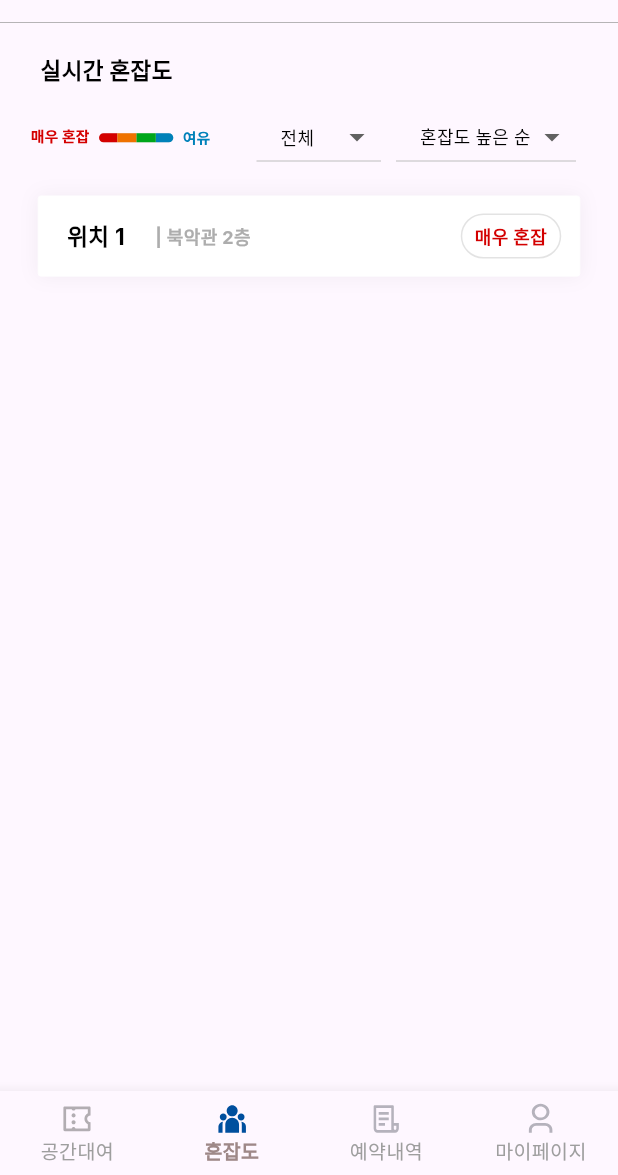
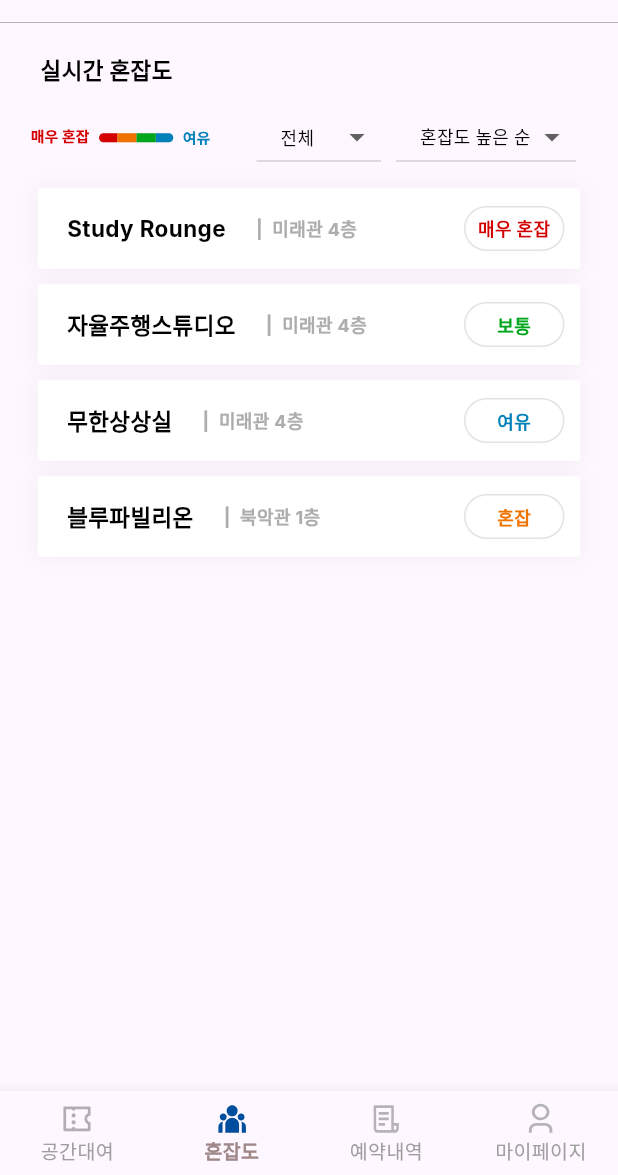
Before and after one commit to kookmin-sw/capstone-2024-2024-26, a Flutter app: the Congestion screen opened directly, on a phone screen of 412 x 824 dp, the part 61-1236 px from its top. Run offline on Flutter 3.47's test engine with Material 3 defaults, Android fonts, the phone set to English and light mode, and no system bars; our stand-ins replace camera, dotted_line, email_validator, flutter_svg, image_picker, loading_animation_widget and 2 more; accounts and stored records are empty; Roboto replaces fonts that are missing (Inter); project files that could hold a hidden picture were left out.

Commit message:
feat: congestion page ui complete

```diff
--- a/frontend/lib/congestion.dart
+++ b/frontend/lib/congestion.dart
@@ -23,10 +23,34 @@ class Congestion extends StatefulWidget {
 }
 
 class _CongestionState extends State<Congestion> {
-  String location = '';
-  String location_detail = '';
-  String congestion = '';
-  bool tap = false;
+  List<Map<String, String>> congestionData = [
+    {
+      'location': 'Study Rounge',
+      'location_detail': '미래관 4층',
+      'congestion': '매우 혼잡',
+      'color': '0XFFD30000'
+    },
+    {
+      'location': '자율주행스튜디오',
+      'location_detail': '미래관 4층',
+      'congestion': '보통',
+      'color': '0XFF00A61B'
+    },
+    {
+      'location': '무한상상실',
+      'location_detail': '미래관 4층',
+      'congestion': '여유',
+      'color': '0XFF0081B9'
+    },
+    {
+      'location': '블루파빌리온',
+      'location_detail': '북악관 1층',
+      'congestion': '혼잡',
+      'color': '0XFFEF7300'
+    },
+    // 다른 위치 데이터도 추가할 수 있음
+  ];
+
   final _values = [
     '전체',
     '북악관',
@@ -183,15 +207,28 @@ class _CongestionState extends State<Congestion> {
                 ),
               ],
             ),
-            SizedBox(
-              height: 15,
+            ListView.builder(
+              shrinkWrap: true,
+              itemCount: congestionData.length,
+              itemBuilder: (context, index) {
+                print(index); // Add this line to print the index to the console
+                final data = congestionData[index];
+                print(data);
+                return Column(
+                  children: [
+                    SizedBox(height: 10), // Add spacing here
+
+                    _CustomScrollViewWidget(
+                      location: data['location']!,
+                      location_detail: data['location_detail']!,
+                      congestion: data['congestion']!,
+                      color: data['color']!,
+                    ),
+                  ],
+                );
+              },
             ),
-            _CustomScrollViewWidget(
-                location: location,
-                location_detail: location_detail,
-                congestion: congestion),
-
-            const SizedBox(height: 20), // '이용안내, 문의하기, 로그아웃' 버튼과 회색원 간격 추가
+            const SizedBox(height: 30),
           ],
         ),
       ),
@@ -286,12 +323,14 @@ class _CustomScrollViewWidget extends StatelessWidget {
   final String location;
   final String location_detail;
   final String congestion;
+  final String color;
 
   const _CustomScrollViewWidget({
     Key? key,
     required this.location,
     required this.location_detail,
     required this.congestion,
+    required this.color,
   }) : super(key: key);
 
   @override
@@ -322,7 +361,7 @@ class _CustomScrollViewWidget extends StatelessWidget {
             children: [
               Container(
                 child: Text(
-                  '     위치 1',
+                  '     ' + location,
                   style: TextStyle(
                     color: Colors.black,
                     fontSize: 15,
@@ -335,7 +374,7 @@ class _CustomScrollViewWidget extends StatelessWidget {
                 width: 20,
               ),
               Text(
-                '| 북악관 2층',
+                '|  ' + location_detail,
                 style: TextStyle(
                   color: Color(0XFFADADAD),
                   fontSize: 12,
@@ -343,9 +382,7 @@ class _CustomScrollViewWidget extends StatelessWidget {
                   fontWeight: FontWeight.w700,
                 ),
               ),
-              SizedBox(
-                width: 140,
-              ),
+              Spacer(), // 추가된 부분
               Container(
                 alignment: Alignment.center,
                 width: 67,
@@ -358,15 +395,18 @@ class _CustomScrollViewWidget extends StatelessWidget {
                   ),
                 ),
                 child: Text(
-                  '매우 혼잡',
+                  congestion,
                   textAlign: TextAlign.center,
                   style: TextStyle(
-                    color: Color(0XFFD30000),
+                    color: Color(int.parse(color.substring(2), radix: 16)),
                     fontSize: 12,
                     fontFamily: 'Inter',
                     fontWeight: FontWeight.w700,
                   ),
                 ),
+              ),
+              SizedBox(
+                width: 10,
               ),
             ],
           ),
--- a/frontend/lib/myPage.dart
+++ b/frontend/lib/myPage.dart
@@ -83,11 +83,8 @@ class _MyPageState extends State<MyPage> {
         ),
       ),
       body: SingleChildScrollView(
-        // SingleChildScrollView로 감싸서 스크롤 가능하도록
         child: Column(
           children: [
-            const SizedBox(height: 20),
-            const Divider(),
             const SizedBox(height: 20),
             Container(
               width: 337,
@@ -97,7 +94,7 @@ class _MyPageState extends State<MyPage> {
                 borderRadius: BorderRadius.circular(11),
               ),
               child: Row(
-                crossAxisAlignment: CrossAxisAlignment.start,
+                crossAxisAlignment: CrossAxisAlignment.center,
                 mainAxisAlignment: MainAxisAlignment.start,
                 children: [
                   Padding(
```
Also changed, not shown: 1 other file.
